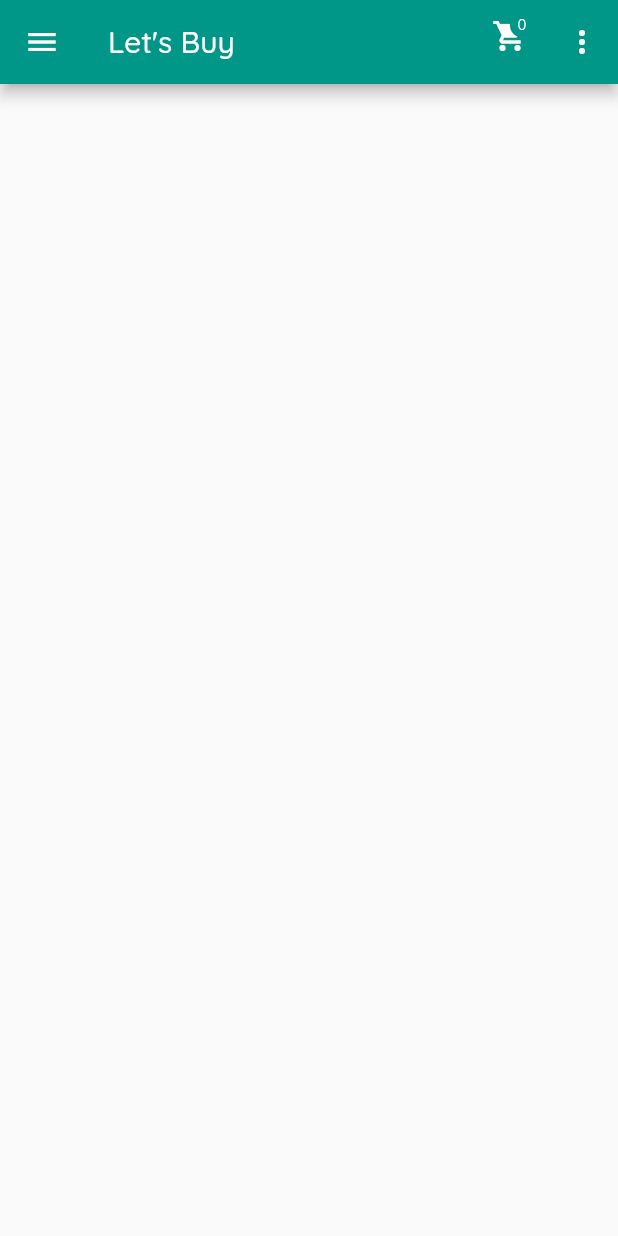
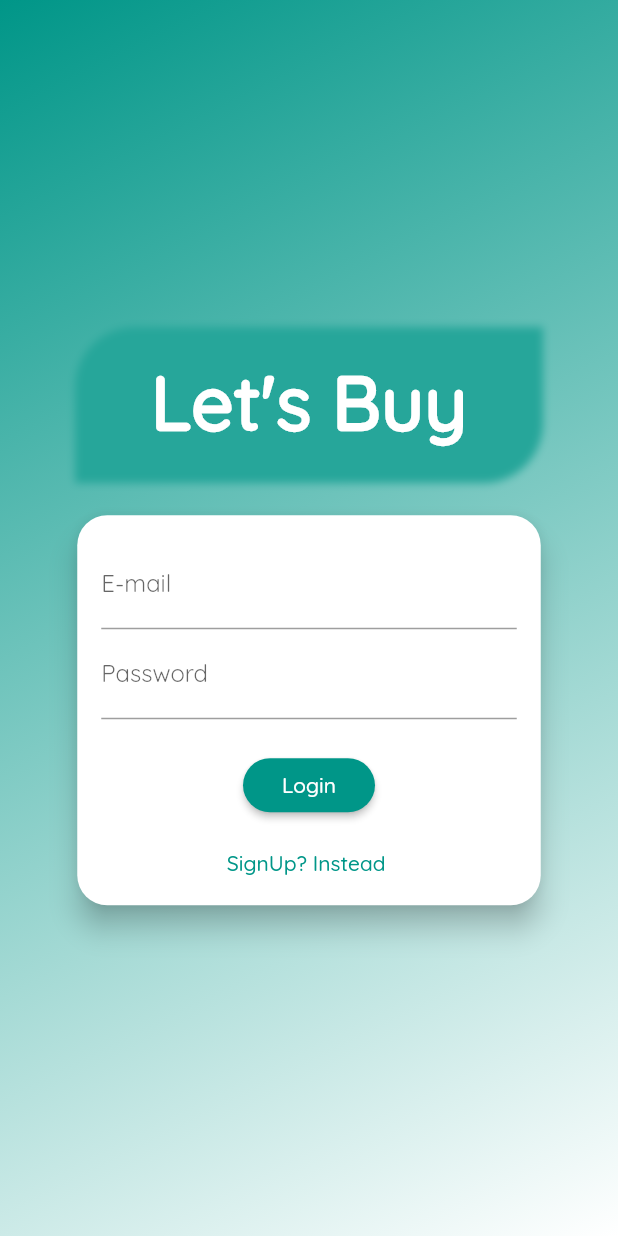
Before and after one commit to AvibhavChoudhary/Lets-Buy, a Flutter app: the screen it shows after launch, on a phone screen of 412 x 824 dp. Run offline on Flutter 3.47's test engine with Material 2 defaults, Android fonts, the phone set to English and light mode, and no system bars; our stand-ins replace cloud_firestore, firebase_auth, firebase_core, shared_preferences; accounts and stored records are empty.

```diff
--- a/lib/main.dart
+++ b/lib/main.dart
@@ -1,13 +1,17 @@
+import 'package:firebase_auth/firebase_auth.dart';
 import 'package:firebase_core/firebase_core.dart';
 import 'package:flutter/material.dart';
+import 'package:myshop/providers/auth.dart';
 import 'package:myshop/providers/cart.dart';
 import 'package:myshop/providers/order.dart';
 import 'package:myshop/providers/products.dart';
+import 'package:myshop/screens/authScreen.dart';
 import 'package:myshop/screens/cart_screen.dart';
 import 'package:myshop/screens/edit_product_screen.dart';
 import 'package:myshop/screens/order_screen.dart';
 import 'package:myshop/screens/product_detail_screen.dart';
 import 'package:myshop/screens/product_list.dart';
+import 'package:myshop/screens/splash_screen.dart';
 import 'package:myshop/screens/user_product_screen.dart';
 import 'package:provider/provider.dart';
 
@@ -22,14 +26,23 @@ class MyApp extends StatelessWidget {
   Widget build(BuildContext context) {
     return MultiProvider(
       providers: [
+        ChangeNotifierProvider(create: (ctx) => Auth()),
         ChangeNotifierProvider(create: (ctx) => Products()),
         ChangeNotifierProvider(create: (ctx) => Cart()),
         ChangeNotifierProvider(create: (ctx) => Order()),
       ],
-      child: MaterialApp(
+      child: Consumer<Auth>(
+        builder: (ctx, auth, child) => MaterialApp(
           title: "Let's Buy",
           debugShowCheckedModeBanner: false,
-        home: ProductList(),
+          home: auth.isAuth
+              ? ProductList()
+              : FutureBuilder(
+                  future: auth.tryAutoLogin(),
+                  builder: (ctx, authResult) =>
+                      authResult.connectionState == ConnectionState.waiting
+                          ? SplashScreen()
+                          : AuthScreen()),
           theme: ThemeData(primarySwatch: Colors.teal, fontFamily: "Quicksand"),
           routes: {
             ProductDetail.routeName: (ctx) => ProductDetail(),
@@ -39,6 +52,7 @@ class MyApp extends StatelessWidget {
             EditProductScreen.routeName: (ctx) => EditProductScreen(),
           },
         ),
+      ),
     );
   }
 }
--- /dev/null
+++ b/lib/models/http_exception.dart
@@ -0,0 +1,11 @@
+class HttpException implements Exception {
+  final String message;
+
+  HttpException(this.message);
+
+  @override
+  String toString() {
+    return message.toString();
+    // return super.toString(); // Instance of HttpException
+  }
+}
--- /dev/null
+++ b/lib/screens/authScreen.dart
@@ -0,0 +1,247 @@
+import 'package:firebase_auth/firebase_auth.dart';
+import 'package:firebase_core/firebase_core.dart';
+import 'package:flutter/material.dart';
+import 'package:myshop/models/http_exception.dart';
+import 'package:myshop/providers/auth.dart';
+import 'package:provider/provider.dart';
+
+enum AuthMode { SignUp, Login }
+
+class AuthScreen extends StatelessWidget {
+  static const routeName = "/auth-screen";
+
+  @override
+  Widget build(BuildContext context) {
+    final deviceSize = MediaQuery.of(context).size;
+    return Scaffold(
+      body: Stack(
+        children: [
+          Container(
+            decoration: BoxDecoration(
+              gradient: LinearGradient(
+                  colors: [Colors.teal, Colors.white],
+                  begin: Alignment.topLeft,
+                  end: Alignment.bottomRight,
+                  stops: [0, 1]),
+            ),
+          ),
+          SingleChildScrollView(
+            child: Container(
+              height: deviceSize.height,
+              width: deviceSize.width,
+              child: Column(
+                mainAxisAlignment: MainAxisAlignment.center,
+                crossAxisAlignment: CrossAxisAlignment.center,
+                children: [
+                  Flexible(
+                      child: Container(
+                    margin: EdgeInsets.only(bottom: 20),
+                    padding: EdgeInsets.symmetric(horizontal: 50, vertical: 20),
+                    decoration: BoxDecoration(
+                      borderRadius: BorderRadius.only(
+                          topLeft: Radius.circular(40),
+                          bottomRight: Radius.circular(40)),
+                      color: Colors.transparent,
+                      boxShadow: [
+                        BoxShadow(
+                            blurRadius: 4,
+                            color: Colors.teal[400],
+                            offset: Offset(0, 2))
+                      ],
+                    ),
+                    child: Text(
+                      "Let's Buy",
+                      style: TextStyle(
+                          color: Colors.white,
+                          fontSize: 50,
+                          fontFamily: "Quicksand",
+                          fontWeight: FontWeight.bold),
+                    ),
+                  )),
+                  Flexible(
+                    child: AuthCard(),
+                    flex: deviceSize.width > 600 ? 2 : 1,
+                  )
+                ],
+              ),
+            ),
+          )
+        ],
+      ),
+    );
+  }
+}
+
+class AuthCard extends StatefulWidget {
+  @override
+  _AuthCardState createState() => _AuthCardState();
+}
+
+class _AuthCardState extends State<AuthCard> {
+  final GlobalKey<FormState> _formKey = GlobalKey();
+  AuthMode _authMode = AuthMode.Login;
+  Map<String, String> _authData = {"email": "", "password": ""};
+  var _isLoading = false;
+  final _passwordController = TextEditingController();
+
+  void _showErrorDialog(String message) {
+    showDialog(
+        context: context,
+        builder: (ctx) => AlertDialog(
+              title: Text("Error occured"),
+              content: Text(message),
+              actions: [
+                FlatButton(
+                    onPressed: () {
+                      Navigator.of(ctx).pop();
+                    },
+                    child: Text("Okay"))
+              ],
+            ));
+  }
+
+  Future<void> submit() async {
+    if (!_formKey.currentState.validate()) {
+      //invalid state
+      return;
+    }
+    _formKey.currentState.save();
+    setState(() {
+      _isLoading = true;
+    });
+    try {
+      if (_authMode == AuthMode.Login) {
+        // Log user in
+        await Provider.of<Auth>(context, listen: false).logIn(
+          _authData['email'],
+          _authData['password'],
+        );
+      } else {
+        // Sign user up
+        await Provider.of<Auth>(context, listen: false).signUp(
+          _authData['email'],
+          _authData['password'],
+        );
+      }
+    } on HttpException catch (error) {
+      var errorMessage = 'Authentication failed';
+      if (error.toString().isNotEmpty) errorMessage = error.toString();
+      _showErrorDialog(errorMessage);
+    } catch (error) {
+      var errorMessage = 'Could not authenticate you. Please try again later.';
+      print(error.toString());
+      if (error.toString().isNotEmpty) errorMessage = error.toString();
+      _showErrorDialog(errorMessage);
+    }
+
+    setState(() {
+      _isLoading = false;
+    });
+  }
+
+  void _swithAuthMode() {
+    if (_authMode == AuthMode.Login) {
+      setState(() {
+        _authMode = AuthMode.SignUp;
+      });
+    } else {
+      setState(() {
+        _authMode = AuthMode.Login;
+      });
+    }
+  }
+
+  @override
+  Widget build(BuildContext context) {
+    final deviceSize = MediaQuery.of(context).size;
+    return Card(
+      shape: RoundedRectangleBorder(borderRadius: BorderRadius.circular(20)),
+      elevation: 8,
+      child: Container(
+        height: _authMode == AuthMode.SignUp ? 360 : 260,
+        constraints: BoxConstraints(
+          minHeight: _authMode == AuthMode.SignUp ? 360 : 260,
+        ),
+        width: deviceSize.width * 0.75,
+        padding: EdgeInsets.all(16),
+        child: Form(
+          key: _formKey,
+          child: SingleChildScrollView(
+            child: Column(
+              children: [
+                TextFormField(
+                  decoration: InputDecoration(labelText: "E-mail"),
+                  keyboardType: TextInputType.emailAddress,
+                  validator: (value) {
+                    if (value.isEmpty || !value.contains("@")) {
+                      return "Invalid Email";
+                    }
+                    return null;
+                  },
+                  onSaved: (value) {
+                    _authData["email"] = value;
+                  },
+                ),
+                TextFormField(
+                  decoration: InputDecoration(labelText: "Password"),
+                  obscureText: true,
+                  controller: _passwordController,
+                  validator: (value) {
+                    if (value.isEmpty || value.length < 6) {
+                      return "Password is too short";
+                    }
+                    return null;
+                  },
+                  onSaved: (value) {
+                    _authData["password"] = value;
+                  },
+                ),
+                if (_authMode == AuthMode.SignUp)
+                  TextFormField(
+                      enabled: _authMode == AuthMode.SignUp,
+                      decoration:
+                          InputDecoration(labelText: "Confirm Password"),
+                      obscureText: true,
+                      validator: _authMode == AuthMode.SignUp
+                          ? (value) {
+                              if (value != _passwordController.text) {
+                                return "Password does not match";
+                              }
+                              return null;
+                            }
+                          : null),
+                SizedBox(
+                  height: 20,
+                ),
+                if (_isLoading)
+                  CircularProgressIndicator()
+                else
+                  RaisedButton(
+                    child:
+                        Text(_authMode == AuthMode.SignUp ? "SignUp" : "Login"),
+                    onPressed: submit,
+                    shape: RoundedRectangleBorder(
+                        borderRadius: BorderRadius.circular(20)),
+                    padding: EdgeInsets.symmetric(horizontal: 20, vertical: 8),
+                    color: Theme.of(context).primaryColor,
+                    textColor: Colors.white,
+                  ),
+                SizedBox(
+                  height: 10,
+                ),
+                FlatButton(
+                  onPressed: _swithAuthMode,
+                  child: Text(
+                      "${_authMode == AuthMode.Login ? "SignUp?" : "Login?"} Instead "),
+                  padding: EdgeInsets.symmetric(horizontal: 20, vertical: 8),
+                  materialTapTargetSize: MaterialTapTargetSize.shrinkWrap,
+                  textColor: Theme.of(context).primaryColor,
+                )
+              ],
+            ),
+          ),
+        ),
+      ),
+    );
+  }
+}
--- a/pubspec.yaml
+++ b/pubspec.yaml
@@ -28,6 +28,7 @@ dependencies:
   firebase_core: ^0.5.0+1
   firebase_auth: ^0.18.1+2
   cloud_firestore: ^0.14.1+3
+  shared_preferences: ^0.5.12+2
 
 
 
```
Also changed, not shown: lib/providers/auth.dart (added, +185 -0 lines), lib/providers/order.dart (+7 -1 lines), lib/providers/product.dart (+0 -9 lines), lib/providers/products.dart (+31 -2 lines), lib/screens/order_screen.dart (+8 -4 lines), lib/screens/product_list.dart (+10 -0 lines), lib/screens/splash_screen.dart (added, +12 -0 lines), lib/screens/user_product_screen.dart (+31 -10 lines), lib/widgets/drawer.dart (+15 -0 lines), pubspec.lock. Lines whose indentation alone changed are shown as unchanged.
